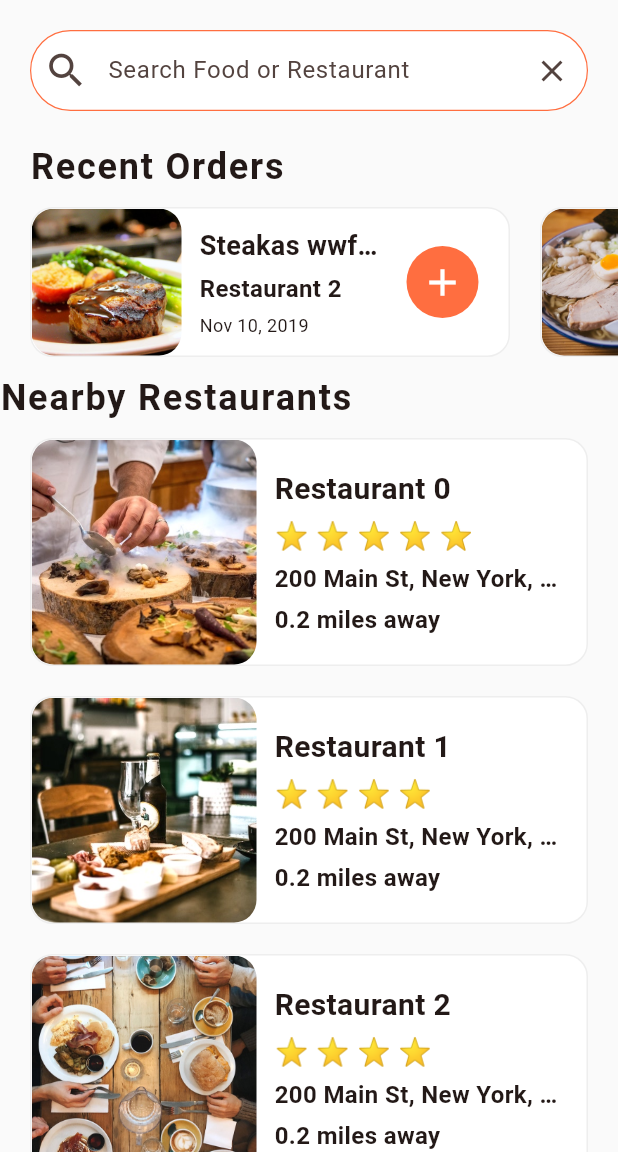
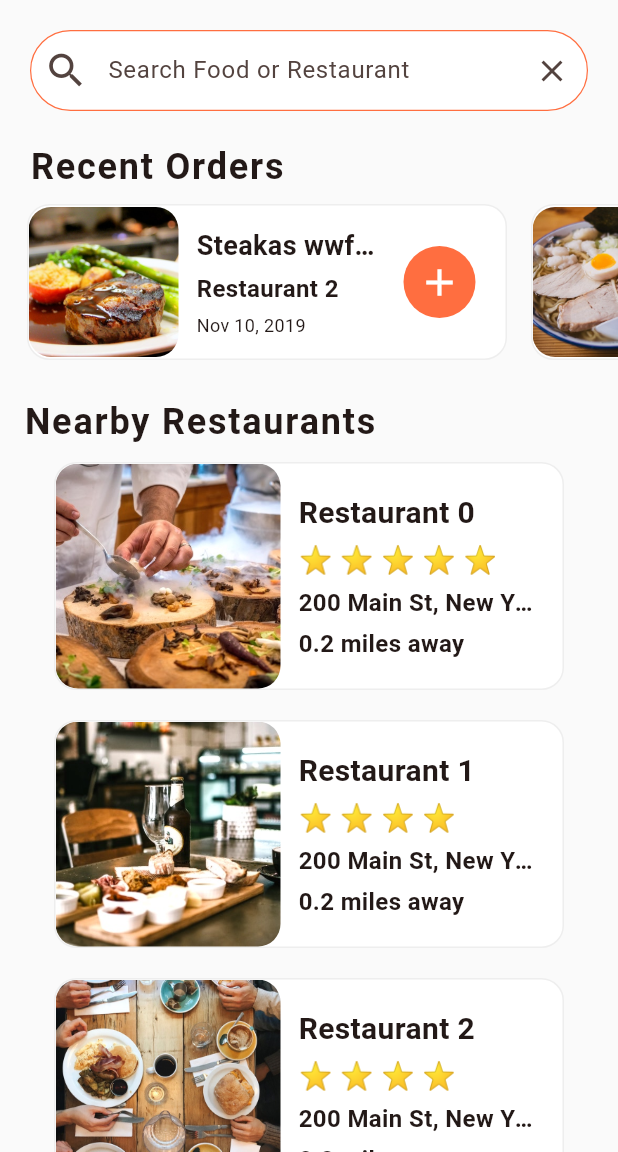
Before and after one commit to htoomthait/food_delivery_ui_tutorial, a Flutter app: the screen it shows after launch, on a phone screen of 412 x 824 dp, the part 84-1236 px from its top. Run offline on Flutter 3.47's test engine with Material 3 defaults, Android fonts, the phone set to English and light mode, and no system bars.

Commit message:
near by restaurant updated

```diff
--- a/lib/screens/home_screen.dart
+++ b/lib/screens/home_screen.dart
@@ -158,7 +158,9 @@ class _HomeScreenState extends State<HomeScreen> {
             ),
           ),
           RecentOrders(),
-          Column(
+          Padding(
+            padding: const EdgeInsets.all(16.0),
+            child: Column(
               crossAxisAlignment: CrossAxisAlignment.start,
               children: <Widget>[
                 Text(
@@ -174,6 +176,7 @@ class _HomeScreenState extends State<HomeScreen> {
                 _buildRestaurants(),
               ],
             ),
+          ),
         ],
       ),
     );
--- a/lib/widgets/recent_orders.dart
+++ b/lib/widgets/recent_orders.dart
@@ -8,7 +8,7 @@ class RecentOrders extends StatelessWidget {
 
   Container _buildRecentOrder(BuildContext context, Order order) {
     return Container(
-      margin: EdgeInsets.all(10.0),
+      margin: EdgeInsets.all(8.0),
       width: 320.0,
       decoration: BoxDecoration(
         color: Colors.white,
```
Lines whose indentation alone changed are shown as unchanged.
